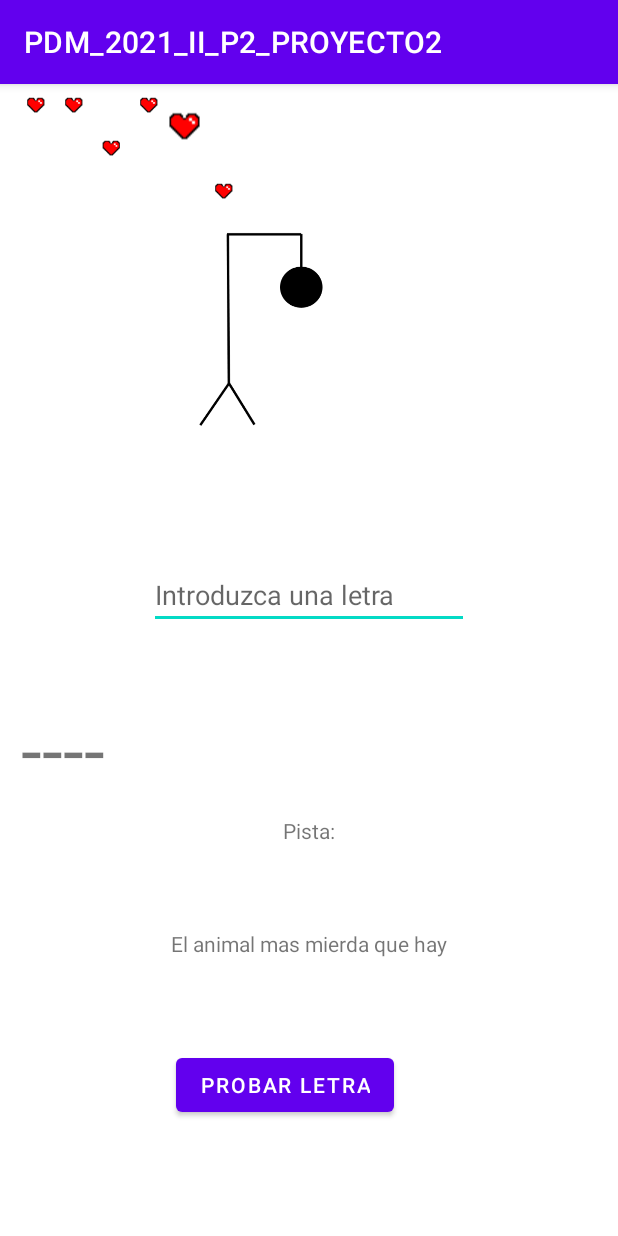
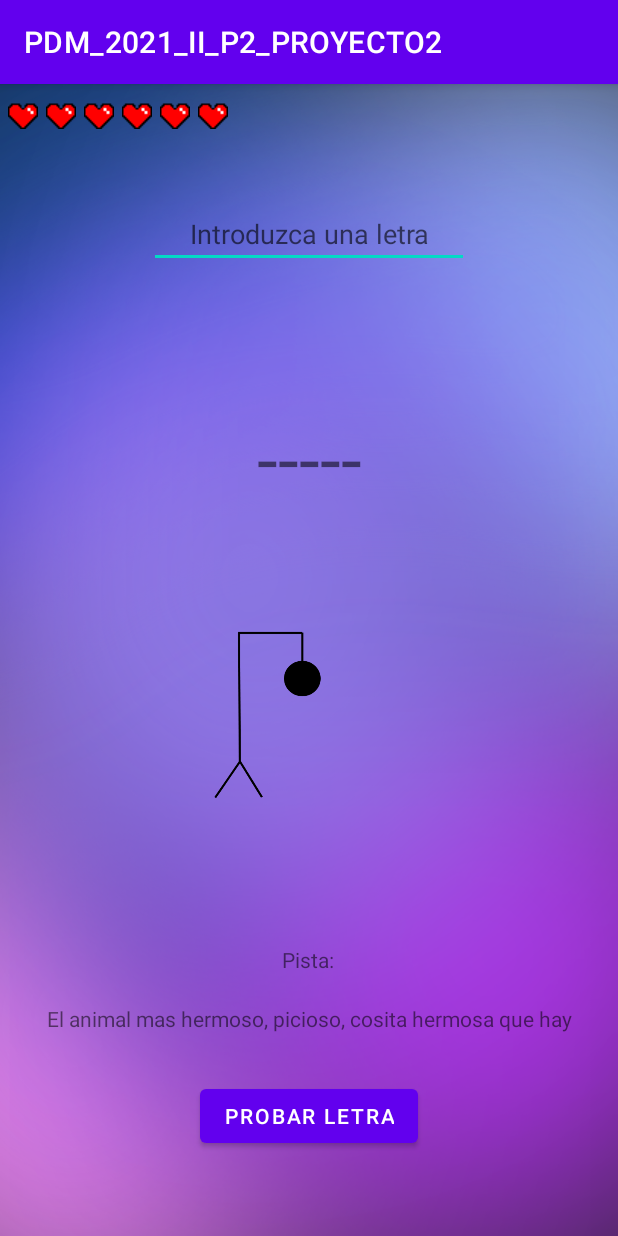
Before and after one commit to Leonel-Padilla/PDM_2021_II_P2_PROYECTO2, an Android app: the JugarActivity screen opened directly, with no data from a screen before it, on a phone screen of 412 x 824 dp. Run offline under Robolectric (Android 15) with nearby library versions, the phone set to English and light mode, and no system bars.

Commit message:
Commit de Arreglo de diseño con los activity ganar y perder

```diff
--- a/app/src/main/AndroidManifest.xml
+++ b/app/src/main/AndroidManifest.xml
@@ -9,7 +9,8 @@
         android:roundIcon="@mipmap/ic_launcher_round"
         android:supportsRtl="true"
         android:theme="@style/Theme.PDM_2021_II_P2_PROYECTO2">
-        <activity android:name=".PerderActivity"></activity>
+        <activity android:name=".Clases.GanarActivity"></activity>
+        <activity android:name=".PerderActivity" />
         <activity android:name=".JugarActivity" />
         <activity android:name=".CrearPalabraActivity" />
         <activity android:name=".MainActivity">
--- /dev/null
+++ b/app/src/main/java/hn/edu/ujcv/pdm_2021_ii_p2_proyecto2/Clases/GanarActivity.kt
@@ -0,0 +1,12 @@
+package hn.edu.ujcv.pdm_2021_ii_p2_proyecto2.Clases
+
+import androidx.appcompat.app.AppCompatActivity
+import android.os.Bundle
+import hn.edu.ujcv.pdm_2021_ii_p2_proyecto2.R
+
+class GanarActivity : AppCompatActivity() {
+    override fun onCreate(savedInstanceState: Bundle?) {
+        super.onCreate(savedInstanceState)
+        setContentView(R.layout.activity_ganar)
+    }
+}
--- a/app/src/main/java/hn/edu/ujcv/pdm_2021_ii_p2_proyecto2/JugarActivity.kt
+++ b/app/src/main/java/hn/edu/ujcv/pdm_2021_ii_p2_proyecto2/JugarActivity.kt
@@ -5,6 +5,7 @@ import androidx.appcompat.app.AppCompatActivity
 import android.os.Bundle
 import android.view.View
 import android.widget.Toast
+import hn.edu.ujcv.pdm_2021_ii_p2_proyecto2.Clases.GanarActivity
 import hn.edu.ujcv.pdm_2021_ii_p2_proyecto2.Clases.Palabra
 import kotlinx.android.synthetic.main.activity_jugar.*
 import kotlin.random.Random.Default.nextInt
@@ -52,8 +53,10 @@ class JugarActivity : AppCompatActivity() {
             txvCantidadLetras.text = numeroGuiones
             Hangman(contadorDerrota)
 
-            //if (contadorVictoria == palabraActual.Palabra.length){
-            //}
+            if (contadorVictoria == palabraActual.Palabra.length){
+                val intent  = Intent(this, GanarActivity::class.java)
+                startActivity(intent)
+            }
 
             if (contadorDerrota == 6){
                 val intent  = Intent(this, PerderActivity::class.java)
@@ -62,8 +65,8 @@ class JugarActivity : AppCompatActivity() {
 
         }
     }//--
-    private fun Hangman(contador:Int) {
-        if (contador == 0) {
+    private fun Hangman(contadorDerrota:Int) {
+        if (contadorDerrota == 0) {
             IVLife2.visibility = View.VISIBLE
             IVLife3.visibility = View.VISIBLE
             IVLife4.visibility = View.VISIBLE
@@ -71,23 +74,23 @@ class JugarActivity : AppCompatActivity() {
             IVLife6.visibility = View.VISIBLE
             IVFase6.visibility = View.INVISIBLE
             IVFase1.visibility = View.VISIBLE
-        }else if (contador == 1){
+        }else if (contadorDerrota == 1){
             IVFase1.visibility = View.INVISIBLE
             IVFase2.visibility = View.VISIBLE
             IVLife6.visibility = View.INVISIBLE
-        }else if(contador == 2){
+        }else if(contadorDerrota == 2){
             IVFase2.visibility = View.INVISIBLE
             IVFase3.visibility = View.VISIBLE
             IVLife5.visibility = View.INVISIBLE
-        }else if(contador == 3){
+        }else if(contadorDerrota == 3){
             IVFase3.visibility = View.INVISIBLE
             IVFase4.visibility = View.VISIBLE
             IVLife4.visibility = View.INVISIBLE
-        }else if(contador == 4){
+        }else if(contadorDerrota == 4){
             IVFase4.visibility = View.INVISIBLE
             IVFase5.visibility = View.VISIBLE
             IVLife3.visibility = View.INVISIBLE
-        }else if(contador == 5){
+        }else if(contadorDerrota == 5){
             IVFase5.visibility = View.INVISIBLE
             IVFase6.visibility = View.VISIBLE
             IVLife2.visibility = View.INVISIBLE
--- a/app/src/main/java/hn/edu/ujcv/pdm_2021_ii_p2_proyecto2/MainActivity.kt
+++ b/app/src/main/java/hn/edu/ujcv/pdm_2021_ii_p2_proyecto2/MainActivity.kt
@@ -3,6 +3,7 @@ package hn.edu.ujcv.pdm_2021_ii_p2_proyecto2
 import android.content.Intent
 import androidx.appcompat.app.AppCompatActivity
 import android.os.Bundle
+import hn.edu.ujcv.pdm_2021_ii_p2_proyecto2.Clases.GanarActivity
 import kotlinx.android.synthetic.main.activity_main.*
 
 class MainActivity : AppCompatActivity() {
--- /dev/null
+++ b/app/src/main/res/layout/activity_ganar.xml
@@ -0,0 +1,26 @@
+<?xml version="1.0" encoding="utf-8"?>
+<androidx.constraintlayout.widget.ConstraintLayout xmlns:android="http://schemas.android.com/apk/res/android"
+    xmlns:app="http://schemas.android.com/apk/res-auto"
+    xmlns:tools="http://schemas.android.com/tools"
+    android:layout_width="match_parent"
+    android:layout_height="match_parent"
+    tools:context=".Clases.GanarActivity">
+
+    <pl.droidsonroids.gif.GifImageView
+        android:id="@+id/gifImageView"
+        android:layout_width="match_parent"
+        android:layout_height="match_parent"
+        android:src="@drawable/ganadorproyecto21"></pl.droidsonroids.gif.GifImageView>
+
+    <Button
+        android:id="@+id/btnJugardeNuevo"
+        android:layout_width="wrap_content"
+        android:layout_height="0dp"
+        android:layout_marginTop="664dp"
+        android:text="Jugar de Nuevo"
+        app:layout_constraintEnd_toStartOf="@+id/gifImageView"
+        app:layout_constraintHorizontal_bias="0.5"
+        app:layout_constraintStart_toEndOf="@+id/gifImageView"
+        app:layout_constraintTop_toTopOf="parent" />
+
+</androidx.constraintlayout.widget.ConstraintLayout>
--- a/app/src/main/res/layout/activity_jugar.xml
+++ b/app/src/main/res/layout/activity_jugar.xml
@@ -4,204 +4,194 @@
     xmlns:tools="http://schemas.android.com/tools"
     android:layout_width="match_parent"
     android:layout_height="match_parent"
+    android:background="@drawable/backgroundproyecto2"
     tools:context=".JugarActivity">
+
+
+    <ImageView
+        android:id="@+id/IVLife1"
+        android:layout_width="20dp"
+        android:layout_height="0dp"
+        android:layout_marginStart="5dp"
+        android:layout_marginTop="10dp"
+        android:visibility="visible"
+        app:layout_constraintStart_toStartOf="parent"
+        app:layout_constraintTop_toTopOf="parent"
+        app:srcCompat="@drawable/life2_0" />
+
+    <ImageView
+        android:id="@+id/IVLife2"
+        android:layout_width="20dp"
+        android:layout_height="0dp"
+        android:layout_marginStart="5dp"
+        android:layout_marginTop="10dp"
+        android:visibility="visible"
+        app:layout_constraintStart_toEndOf="@+id/IVLife1"
+        app:layout_constraintTop_toTopOf="parent"
+        app:srcCompat="@drawable/life2_0" />
+
+    <ImageView
+        android:id="@+id/IVLife3"
+        android:layout_width="20dp"
+        android:layout_height="0dp"
+        android:layout_marginStart="5dp"
+        android:layout_marginTop="10dp"
+        android:visibility="visible"
+        app:layout_constraintStart_toEndOf="@+id/IVLife2"
+        app:layout_constraintTop_toTopOf="parent"
+        app:srcCompat="@drawable/life2_0" />
+
+    <ImageView
+        android:id="@+id/IVLife4"
+        android:layout_width="20dp"
+        android:layout_height="0dp"
+        android:layout_marginStart="5dp"
+        android:layout_marginTop="10dp"
+        android:visibility="visible"
+        app:layout_constraintStart_toEndOf="@+id/IVLife3"
+        app:layout_constraintTop_toTopOf="parent"
+        app:srcCompat="@drawable/life2_0" />
+
+    <ImageView
+        android:id="@+id/IVLife5"
+        android:layout_width="20dp"
+        android:layout_height="0dp"
+        android:layout_marginStart="5dp"
+        android:layout_marginTop="10dp"
+        android:visibility="visible"
+        app:layout_constraintStart_toEndOf="@+id/IVLife4"
+        app:layout_constraintTop_toTopOf="parent"
+        app:srcCompat="@drawable/life2_0" />
+
+
+    <ImageView
+        android:id="@+id/IVLife6"
+        android:layout_width="20dp"
+        android:layout_height="0dp"
+        android:layout_marginStart="5dp"
+        android:layout_marginTop="10dp"
+        android:visibility="visible"
+        app:layout_constraintStart_toEndOf="@+id/IVLife5"
+        app:layout_constraintTop_toTopOf="parent"
+        app:srcCompat="@drawable/life2_0" />
+
+    <EditText
+        android:id="@+id/txtLetra"
+        android:layout_width="wrap_content"
+        android:layout_height="wrap_content"
+        android:layout_marginTop="47dp"
+        android:ems="10"
+        android:hint="Introduzca una letra"
+        android:inputType="textPersonName"
+        android:textAlignment="center"
+        android:textAllCaps="true"
+        app:layout_constraintEnd_toEndOf="parent"
+        app:layout_constraintHorizontal_bias="0.5"
+        app:layout_constraintStart_toStartOf="parent"
+        app:layout_constraintTop_toBottomOf="@+id/IVLife6" />
+
+    <ImageView
+        android:id="@+id/IVFase5"
+        android:layout_width="match_parent"
+        android:layout_height="200dp"
+        android:layout_marginBottom="30dp"
+        android:visibility="invisible"
+        app:layout_constraintBottom_toTopOf="@+id/txvPistaEncabezado"
+        app:layout_constraintStart_toStartOf="parent"
+        app:srcCompat="@drawable/fase5" />
+
+    <ImageView
+        android:id="@+id/IVFase6"
+        android:layout_width="match_parent"
+        android:layout_height="200dp"
+        android:layout_marginBottom="30dp"
+        android:visibility="invisible"
+        app:layout_constraintBottom_toTopOf="@+id/txvPistaEncabezado"
+        app:layout_constraintStart_toStartOf="parent"
+        app:srcCompat="@drawable/fase6" />
+
+    <ImageView
+        android:id="@+id/IVFase1"
+        android:layout_width="match_parent"
+        android:layout_height="200dp"
+        android:layout_marginBottom="30dp"
+        android:visibility="visible"
+        app:layout_constraintBottom_toTopOf="@+id/txvPistaEncabezado"
+        app:layout_constraintStart_toStartOf="parent"
+        app:srcCompat="@drawable/fase1" />
+
+    <ImageView
+        android:id="@+id/IVFase4"
+        android:layout_width="match_parent"
+        android:layout_height="200dp"
+        android:layout_marginBottom="30dp"
+        android:visibility="invisible"
+        app:layout_constraintBottom_toTopOf="@+id/txvPistaEncabezado"
+        app:layout_constraintStart_toStartOf="parent"
+        app:srcCompat="@drawable/fase4" />
+
+    <ImageView
+        android:id="@+id/IVFase2"
+        android:layout_width="match_parent"
+        android:layout_height="200dp"
+        android:layout_marginBottom="30dp"
+        android:visibility="invisible"
+        app:layout_constraintBottom_toTopOf="@+id/txvPistaEncabezado"
+        app:layout_constraintStart_toStartOf="parent"
+        app:srcCompat="@drawable/fase2" />
+
+    <ImageView
+        android:id="@+id/IVFase3"
+        android:layout_width="match_parent"
+        android:layout_height="200dp"
+        android:layout_marginBottom="30dp"
+        android:visibility="invisible"
+        app:layout_constraintBottom_toTopOf="@+id/txvPistaEncabezado"
+        app:layout_constraintStart_toStartOf="parent"
+        app:srcCompat="@drawable/fase3" />
+
+    <TextView
+        android:id="@+id/txvCantidadLetras"
+        android:layout_width="match_parent"
+        android:layout_height="wrap_content"
+        android:layout_marginBottom="61dp"
+        android:text="Numero de letras"
+        android:textAlignment="center"
+        android:textAllCaps="true"
+        android:textSize="50dp"
+        app:layout_constraintBottom_toTopOf="@+id/IVFase5"
+        app:layout_constraintStart_toStartOf="parent" />
+
+    <TextView
+        android:id="@+id/txvPistaDetalle"
+        android:layout_width="match_parent"
+        android:layout_height="wrap_content"
+        android:layout_marginBottom="31dp"
+        android:text="Aquí se mostrará la pista"
+        android:textAlignment="center"
+        app:layout_constraintBottom_toTopOf="@+id/btnProbar"
+        tools:layout_editor_absoluteX="128dp" />
+
+    <TextView
+        android:id="@+id/txvPistaEncabezado"
+        android:layout_width="wrap_content"
+        android:layout_height="wrap_content"
+        android:layout_marginStart="188dp"
+        android:layout_marginBottom="20dp"
+        android:text="Pista:"
+        app:layout_constraintBottom_toTopOf="@+id/txvPistaDetalle"
+        app:layout_constraintStart_toStartOf="parent" />
 
     <Button
         android:id="@+id/btnProbar"
         android:layout_width="wrap_content"
         android:layout_height="wrap_content"
-        android:layout_marginStart="3dp"
-        android:layout_marginBottom="66dp"
+        android:layout_marginBottom="56dp"
         android:text="Probar Letra"
         app:layout_constraintBottom_toBottomOf="parent"
-        app:layout_constraintStart_toStartOf="@+id/txvPistaDetalle"
-        app:layout_constraintTop_toBottomOf="@+id/txvPistaDetalle" />
-
-    <ImageView
-        android:id="@+id/IVLife1"
-        android:layout_width="0dp"
-        android:layout_height="0dp"
-        android:visibility="visible"
-        app:layout_constraintBottom_toTopOf="@+id/IVLife3"
-        app:layout_constraintEnd_toStartOf="@+id/IVLife3"
-        app:layout_constraintStart_toStartOf="parent"
-        app:layout_constraintTop_toTopOf="parent"
-        app:srcCompat="@drawable/new_project" />
-
-    <ImageView
-        android:id="@+id/IVLife2"
-        android:layout_width="50dp"
-        android:layout_height="0dp"
-        android:layout_marginStart="25dp"
-        android:visibility="visible"
-        app:layout_constraintBottom_toBottomOf="@+id/IVLife1"
-        app:layout_constraintStart_toStartOf="parent"
-        app:layout_constraintTop_toTopOf="parent"
-        app:srcCompat="@drawable/new_project" />
-
-    <ImageView
-        android:id="@+id/IVLife3"
-        android:layout_width="0dp"
-        android:layout_height="0dp"
-        android:layout_marginStart="50dp"
-        android:layout_marginEnd="311dp"
-        android:visibility="visible"
-        app:layout_constraintBottom_toTopOf="@+id/IVLife6"
         app:layout_constraintEnd_toEndOf="parent"
-        app:layout_constraintStart_toEndOf="@+id/IVLife1"
-        app:layout_constraintStart_toStartOf="parent"
-        app:layout_constraintTop_toBottomOf="@+id/IVLife1"
-        app:srcCompat="@drawable/new_project" />
-
-    <ImageView
-        android:id="@+id/IVLife4"
-        android:layout_width="50dp"
-        android:layout_height="0dp"
-        android:layout_marginStart="75dp"
-        android:visibility="visible"
-        app:layout_constraintBottom_toBottomOf="@+id/IVLife2"
-        app:layout_constraintStart_toStartOf="parent"
-        app:layout_constraintTop_toTopOf="parent"
-        app:srcCompat="@drawable/new_project" />
-
-    <ImageView
-        android:id="@+id/IVLife5"
-        android:layout_width="50dp"
-        android:layout_height="0dp"
-        android:layout_marginStart="100dp"
-        android:visibility="visible"
-        app:layout_constraintBottom_toBottomOf="@+id/IVLife3"
-        app:layout_constraintStart_toStartOf="parent"
-        app:layout_constraintTop_toTopOf="parent"
-        app:srcCompat="@drawable/new_project" />
-
-    <ImageView
-        android:id="@+id/IVLife6"
-        android:layout_width="50dp"
-        android:layout_height="0dp"
-        android:layout_marginStart="125dp"
-        android:layout_marginBottom="323dp"
-        android:visibility="visible"
-        app:layout_constraintBottom_toTopOf="@+id/txvCantidadLetras"
-        app:layout_constraintStart_toStartOf="parent"
-        app:layout_constraintTop_toBottomOf="@+id/IVLife3"
-        app:srcCompat="@drawable/new_project" />
-
-    <ImageView
-        android:id="@+id/IVFase1"
-        android:layout_width="0dp"
-        android:layout_height="0dp"
-        android:layout_marginBottom="28dp"
-        android:visibility="visible"
-        app:layout_constraintBottom_toTopOf="@+id/txvCantidadLetras"
-        app:layout_constraintEnd_toEndOf="parent"
-        app:layout_constraintStart_toStartOf="parent"
-        app:layout_constraintTop_toTopOf="parent"
-        app:srcCompat="@drawable/fase1" />
-
-    <ImageView
-        android:id="@+id/IVFase2"
-        android:layout_width="0dp"
-        android:layout_height="0dp"
-        android:layout_marginBottom="272dp"
-        android:visibility="invisible"
-        app:layout_constraintBottom_toTopOf="@+id/btnProbar"
-        app:layout_constraintEnd_toEndOf="parent"
-        app:layout_constraintStart_toStartOf="parent"
-        app:layout_constraintTop_toTopOf="parent"
-        app:srcCompat="@drawable/fase2" />
-
-    <ImageView
-        android:id="@+id/IVFase3"
-        android:layout_width="0dp"
-        android:layout_height="0dp"
-        android:layout_marginBottom="272dp"
-        android:visibility="invisible"
-        app:layout_constraintBottom_toTopOf="@+id/btnProbar"
-        app:layout_constraintEnd_toEndOf="parent"
-        app:layout_constraintStart_toStartOf="parent"
-        app:layout_constraintTop_toTopOf="parent"
-        app:srcCompat="@drawable/fase3" />
-
-    <ImageView
-        android:id="@+id/IVFase4"
-        android:layout_width="0dp"
-        android:layout_height="0dp"
-        android:layout_marginBottom="272dp"
-        android:visibility="invisible"
-        app:layout_constraintBottom_toTopOf="@+id/btnProbar"
-        app:layout_constraintEnd_toEndOf="parent"
-        app:layout_constraintStart_toStartOf="parent"
-        app:layout_constraintTop_toTopOf="parent"
-        app:srcCompat="@drawable/fase4" />
-
-    <ImageView
-        android:id="@+id/IVFase5"
-        android:layout_width="0dp"
-        android:layout_height="0dp"
-        android:layout_marginBottom="272dp"
-        android:visibility="invisible"
-        app:layout_constraintBottom_toTopOf="@+id/btnProbar"
-        app:layout_constraintEnd_toEndOf="parent"
-        app:layout_constraintStart_toStartOf="parent"
-        app:layout_constraintTop_toTopOf="parent"
-        app:srcCompat="@drawable/fase5" />
-
-    <ImageView
-        android:id="@+id/IVFase6"
-        android:layout_width="0dp"
-        android:layout_height="0dp"
-        android:layout_marginBottom="272dp"
-        android:visibility="invisible"
-        app:layout_constraintBottom_toTopOf="@+id/btnProbar"
-        app:layout_constraintEnd_toEndOf="parent"
-        app:layout_constraintStart_toStartOf="parent"
-        app:layout_constraintTop_toTopOf="parent"
-        app:srcCompat="@drawable/fase6" />
-
-    <TextView
-        android:id="@+id/txvCantidadLetras"
-        android:layout_width="wrap_content"
-        android:layout_height="wrap_content"
-        android:layout_marginStart="14dp"
-        android:layout_marginBottom="291dp"
-        android:text="Numero de letras"
-        android:textSize="50sp"
-        app:layout_constraintBottom_toBottomOf="parent"
-        app:layout_constraintStart_toStartOf="parent"
-        app:layout_constraintTop_toBottomOf="@+id/IVLife6" />
-
-    <EditText
-        android:id="@+id/txtLetra"
-        android:layout_width="wrap_content"
-        android:layout_height="wrap_content"
-        android:layout_marginBottom="18dp"
-        android:ems="10"
-        android:hint="Introduzca una letra"
-        android:inputType="textPersonName"
-        app:layout_constraintBottom_toBottomOf="@+id/IVFase1"
-        app:layout_constraintEnd_toEndOf="parent"
+        app:layout_constraintHorizontal_bias="0.5"
         app:layout_constraintStart_toStartOf="parent" />
 
-    <TextView
-        android:id="@+id/txvPistaEncabezado"
-        android:layout_width="wrap_content"
-        android:layout_height="wrap_content"
-        android:layout_marginBottom="45dp"
-        android:text="Pista:"
-        app:layout_constraintBottom_toTopOf="@+id/txvPistaDetalle"
-        app:layout_constraintEnd_toEndOf="parent"
-        app:layout_constraintStart_toStartOf="parent"
-        app:layout_constraintTop_toBottomOf="@+id/txvCantidadLetras" />
 
-    <TextView
-        android:id="@+id/txvPistaDetalle"
-        android:layout_width="wrap_content"
-        android:layout_height="wrap_content"
-        android:layout_marginBottom="49dp"
-        android:text="Aquí se mostrará la pista"
-        app:layout_constraintBottom_toTopOf="@+id/btnProbar"
-        app:layout_constraintEnd_toEndOf="parent"
-        app:layout_constraintStart_toStartOf="parent"
-        app:layout_constraintTop_toBottomOf="@+id/txvPistaEncabezado" />
 </androidx.constraintlayout.widget.ConstraintLayout>
--- a/app/src/main/res/layout/activity_main.xml
+++ b/app/src/main/res/layout/activity_main.xml
@@ -4,27 +4,17 @@
     xmlns:tools="http://schemas.android.com/tools"
     android:layout_width="match_parent"
     android:layout_height="match_parent"
+    android:background="@drawable/backgroundproyecto2"
     tools:context=".MainActivity">
-
-    <TextView
-        android:id="@+id/textView"
-        android:layout_width="wrap_content"
-        android:layout_height="wrap_content"
-        android:text="Hello World!"
-        app:layout_constraintBottom_toBottomOf="parent"
-        app:layout_constraintHorizontal_bias="0.458"
-        app:layout_constraintLeft_toLeftOf="parent"
-        app:layout_constraintRight_toRightOf="parent"
-        app:layout_constraintTop_toTopOf="parent"
-        app:layout_constraintVertical_bias="0.106" />
 
     <Button
         android:id="@+id/btnJugar"
         android:layout_width="wrap_content"
         android:layout_height="wrap_content"
-        android:layout_marginStart="105dp"
         android:text="Jugar"
         app:layout_constraintBottom_toBottomOf="parent"
+        app:layout_constraintEnd_toEndOf="parent"
+        app:layout_constraintHorizontal_bias="0.5"
         app:layout_constraintStart_toStartOf="parent"
         app:layout_constraintTop_toTopOf="parent" />
 
```
Also changed, not shown: app/src/main/res/drawable/backgroundproyecto2.png (added), app/src/main/res/drawable/life2_0.png (added), 1 other file.
